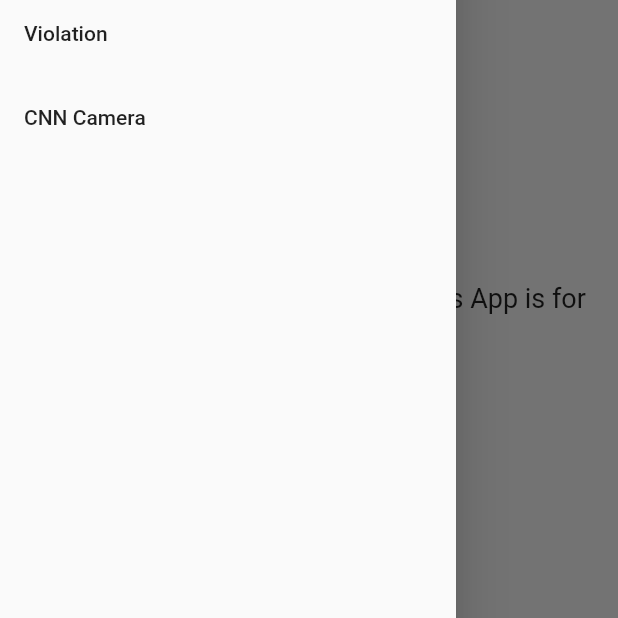
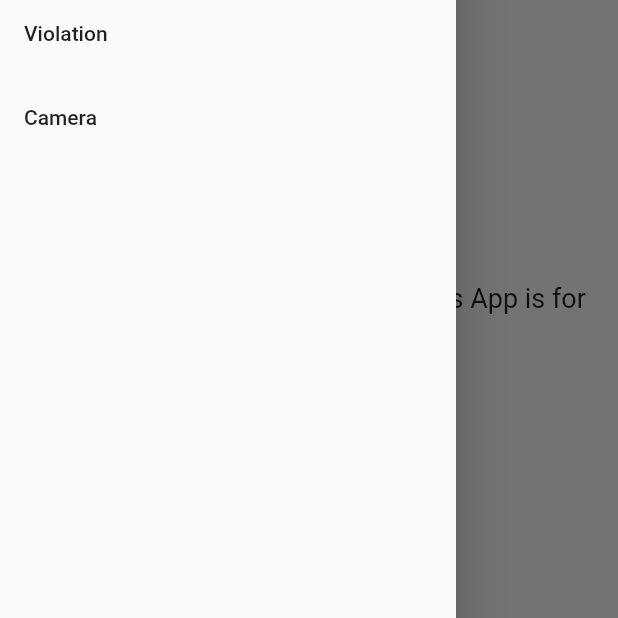
Before and after one commit to darkjan1234/eflagged_down_Flutter, a Flutter app: the screen it shows after launch, with the side drawer open, on a phone screen of 412 x 824 dp, the part 346-964 px from its top. Run offline on Flutter 3.47's test engine with Material 2 defaults, Android fonts, the light colour scheme and no system bars; our stand-ins replace cloud_firestore; accounts and stored records are empty.

Commit message:
2nd_commit

```diff
--- a/lib/cnncamera/cnncamera.dart
+++ b/lib/camera_cnn/camera_cnn.dart
@@ -5,10 +5,10 @@ class Camera extends StatelessWidget {
   Widget build(BuildContext context) {
     return Scaffold(
       appBar: AppBar(
-        title: Text('CNN Camera'),
+        title: Text('Camera_CNN'),
       ),
       body: Center(
-        child: Text('This is the cnn camera'),
+        child: Text('This is the Camera_CNN screen'),
       ),
     );
   }
--- a/lib/listTile/listTile.dart
+++ b/lib/listTile/listTile.dart
@@ -23,21 +23,21 @@ class AppDrawer extends StatelessWidget {
             title: Text('Records'),
             onTap: () {
               Navigator.pop(context); // Close the drawer
-              Navigator.pushNamed(context, '.records/records');
+              Navigator.pushNamed(context, '/records/records');
             },
           ),
           ListTile(
             title: Text('Violation'),
             onTap: () {
               Navigator.pop(context); // Close the drawer
-              Navigator.pushNamed(context, '.violation/violation');
+              Navigator.pushNamed(context, '/violation/violation');
             },
           ),
           ListTile(
-            title: Text('CNN Camera'),
+            title: Text('Camera'),
             onTap: () {
               Navigator.pop(context); // Close the drawer
-              Navigator.pushNamed(context, '.cnncamera/camera');
+              Navigator.pushNamed(context, '/camera_cnn/camera_cnn');
             },
           ),
           // Other ListTiles here
--- a/lib/main.dart
+++ b/lib/main.dart
@@ -1,8 +1,8 @@
 import 'package:flutter/material.dart';
 import 'package:cloud_firestore/cloud_firestore.dart';
 import 'records/records.dart';
-import 'cnncamera/cnncamera.dart';
 import 'violation/violation.dart';
+import 'camera_cnn/camera_cnn.dart';
 import 'listTile/listTile.dart';
 
 void main() {
@@ -17,9 +17,9 @@ class MyApp extends StatelessWidget {
       initialRoute: '/',
       routes: {
         '/': (context) => HomeScreen(),
-        '.records/records': (context) => RecordsScreen(),
-        '.records/violation': (context) => Violation(),
-        '.records/camera': (context) => Camera(),
+        '/records/records': (context) => RecordsScreen(),
+        '/violation/violation': (context) => Violation(),
+        '/camera_cnn/camera_cnn': (context) => Camera(),
         // Define other routes here
       },
     );
```
